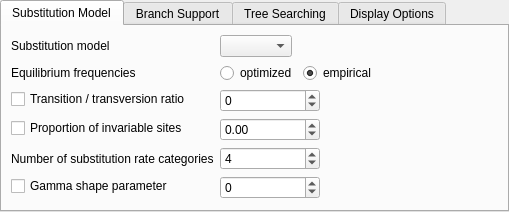
The window that src/plugins/external_tool_support/src/phyml/PhyMLDialog.ui (violethaze74/ugene) describes before a commit, drawn with Qt 5.
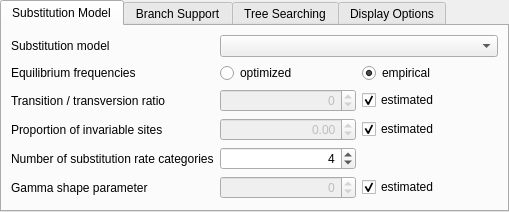
The same window after the commit. Custom widgets are drawn as their Qt base class.

Commit message: UGENE-5669. PhyML parameters -a and -v

The edit to the form file:
```diff
--- a/src/plugins/external_tool_support/src/phyml/PhyMLDialog.ui
+++ b/src/plugins/external_tool_support/src/phyml/PhyMLDialog.ui
@@ -62,25 +62,15 @@
       <attribute name="title">
        <string>Substitution Model</string>
       </attribute>
-      <layout class="QFormLayout" name="formLayout_4">
-       <property name="sizeConstraint">
-        <enum>QLayout::SetMinAndMaxSize</enum>
-       </property>
-       <property name="fieldGrowthPolicy">
-        <enum>QFormLayout::ExpandingFieldsGrow</enum>
-       </property>
-       <item row="1" column="0">
-        <layout class="QHBoxLayout" name="horizontalLayout_9">
-         <item>
-          <widget class="QLabel" name="subModel">
-           <property name="text">
-            <string>Substitution model</string>
-           </property>
-          </widget>
-         </item>
-        </layout>
+      <layout class="QGridLayout" name="gridLayout_2">
+       <item row="0" column="0">
+        <widget class="QLabel" name="subModel">
+         <property name="text">
+          <string>Substitution model</string>
+         </property>
+        </widget>
        </item>
-       <item row="1" column="1">
+       <item row="0" column="1" colspan="2">
         <widget class="QComboBox" name="subModelCombo">
          <property name="sizePolicy">
           <sizepolicy hsizetype="Preferred" vsizetype="Fixed">
@@ -90,104 +80,50 @@
          </property>
         </widget>
        </item>
+       <item row="1" column="0">
+        <widget class="QLabel" name="equilFreqLabel">
+         <property name="text">
+          <string>Equilibrium frequencies</string>
+         </property>
+        </widget>
+       </item>
+       <item row="1" column="1">
+        <widget class="QRadioButton" name="freqOptimRadio">
+         <property name="text">
+          <string>optimized</string>
+         </property>
+        </widget>
+       </item>
+       <item row="1" column="2">
+        <widget class="QRadioButton" name="freqEmpRadio">
+         <property name="text">
+          <string>empirical</string>
+         </property>
+         <property name="checked">
+          <bool>true</bool>
+         </property>
+        </widget>
+       </item>
        <item row="2" column="0">
-        <layout class="QHBoxLayout" name="horizontalLayout_11">
-         <item>
-          <widget class="QLabel" name="equilFreqLabel">
-           <property name="text">
-            <string>Equilibrium frequencies</string>
-           </property>
-          </widget>
-         </item>
-        </layout>
+        <widget class="QLabel" name="transLabel">
+         <property name="text">
+          <string>Transition / transversion ratio </string>
+         </property>
+        </widget>
        </item>
        <item row="2" column="1">
-        <layout class="QHBoxLayout" name="horizontalLayout_16">
-         <property name="leftMargin">
-          <number>0</number>
-         </property>
-         <item>
-          <widget class="QRadioButton" name="freqOptimRadio">
-           <property name="text">
-            <string>optimized</string>
-           </property>
-          </widget>
-         </item>
-         <item>
-          <widget class="QRadioButton" name="freqEmpRadio">
-           <property name="text">
-            <string>empirical</string>
-           </property>
-           <property name="checked">
-            <bool>true</bool>
-           </property>
-          </widget>
-         </item>
-        </layout>
-       </item>
-       <item row="4" column="0">
-        <layout class="QHBoxLayout" name="horizontalLayout_13">
-         <item>
-          <widget class="QCheckBox" name="sitesCheckBox">
-           <property name="sizePolicy">
-            <sizepolicy hsizetype="Fixed" vsizetype="Fixed">
-             <horstretch>0</horstretch>
-             <verstretch>0</verstretch>
-            </sizepolicy>
-           </property>
-           <property name="toolTip">
-            <string>Check to set user value. 
-Uncheck to get the maximum likelihood estimate.</string>
-           </property>
-           <property name="text">
-            <string>Proportion of invariable sites</string>
-           </property>
-          </widget>
-         </item>
-        </layout>
-       </item>
-       <item row="5" column="0">
-        <layout class="QHBoxLayout" name="horizontalLayout_14">
-         <item>
-          <widget class="QLabel" name="label_8">
-           <property name="text">
-            <string>Number of substitution rate categories</string>
-           </property>
-          </widget>
-         </item>
-        </layout>
-       </item>
-       <item row="6" column="0">
-        <layout class="QHBoxLayout" name="horizontalLayout_15">
-         <item>
-          <widget class="QCheckBox" name="gammaCheckBox">
-           <property name="sizePolicy">
-            <sizepolicy hsizetype="Fixed" vsizetype="Fixed">
-             <horstretch>0</horstretch>
-             <verstretch>0</verstretch>
-            </sizepolicy>
-           </property>
-           <property name="toolTip">
-            <string>Check to set user value. 
-Uncheck to get the maximum likelihood estimate.</string>
-           </property>
-           <property name="text">
-            <string>Gamma shape parameter</string>
-           </property>
-          </widget>
-         </item>
-        </layout>
-       </item>
-       <item row="3" column="1">
         <widget class="QSpinBox" name="tranSpinBox">
+         <property name="enabled">
+          <bool>false</bool>
+         </property>
          <property name="minimumSize">
           <size>
            <width>100</width>
            <height>0</height>
           </size>
          </property>
-         <property name="specialValueText">
-          <string>estimated </string>
+         <property name="alignment">
+          <set>Qt::AlignRight|Qt::AlignTrailing|Qt::AlignVCenter</set>
          </property>
          <property name="minimum">
           <number>-1</number>
@@ -200,16 +136,39 @@
          </property>
         </widget>
        </item>
-       <item row="4" column="1">
+       <item row="2" column="2">
+        <widget class="QCheckBox" name="transEstimatedCheckbox">
+         <property name="toolTip">
+          <string>Set a fixed value or get the maximum likelihood estimate.</string>
+         </property>
+         <property name="text">
+          <string>estimated</string>
+         </property>
+         <property name="checked">
+          <bool>true</bool>
+         </property>
+        </widget>
+       </item>
+       <item row="3" column="0">
+        <widget class="QLabel" name="sitesLabel">
+         <property name="text">
+          <string>Proportion of invariable sites</string>
+         </property>
+        </widget>
+       </item>
+       <item row="3" column="1">
         <widget class="QDoubleSpinBox" name="sitesSpinBox">
+         <property name="enabled">
+          <bool>false</bool>
+         </property>
          <property name="minimumSize">
           <size>
            <width>100</width>
            <height>0</height>
           </size>
          </property>
-         <property name="specialValueText">
-          <string>estimated </string>
+         <property name="alignment">
+          <set>Qt::AlignRight|Qt::AlignTrailing|Qt::AlignVCenter</set>
          </property>
          <property name="minimum">
           <double>-0.010000000000000</double>
@@ -225,7 +184,27 @@
          </property>
         </widget>
        </item>
-       <item row="5" column="1">
+       <item row="3" column="2">
+        <widget class="QCheckBox" name="sitesEstimatedCheckbox">
+         <property name="toolTip">
+          <string>Set a fixed value or get the maximum likelihood estimate.</string>
+         </property>
+         <property name="text">
+          <string>estimated</string>
+         </property>
+         <property name="checked">
+          <bool>true</bool>
+         </property>
+        </widget>
+       </item>
+       <item row="4" column="0">
+        <widget class="QLabel" name="substitutionLabel">
+         <property name="text">
+          <string>Number of substitution rate categories</string>
+         </property>
+        </widget>
+       </item>
+       <item row="4" column="1">
         <widget class="QSpinBox" name="substitutionSpinBox">
          <property name="sizePolicy">
           <sizepolicy hsizetype="Minimum" vsizetype="Fixed">
@@ -239,6 +218,9 @@
            <height>0</height>
           </size>
          </property>
+         <property name="alignment">
+          <set>Qt::AlignRight|Qt::AlignTrailing|Qt::AlignVCenter</set>
+         </property>
          <property name="specialValueText">
           <string>estimated </string>
          </property>
@@ -253,16 +235,26 @@
          </property>
         </widget>
        </item>
-       <item row="6" column="1">
+       <item row="5" column="0">
+        <widget class="QLabel" name="gammaLabel">
+         <property name="text">
+          <string>Gamma shape parameter</string>
+         </property>
+        </widget>
+       </item>
+       <item row="5" column="1">
         <widget class="QSpinBox" name="gammaSpinBox">
+         <property name="enabled">
+          <bool>false</bool>
+         </property>
          <property name="minimumSize">
           <size>
            <width>100</width>
            <height>0</height>
           </size>
          </property>
-         <property name="specialValueText">
-          <string>estimated </string>
+         <property name="alignment">
+          <set>Qt::AlignRight|Qt::AlignTrailing|Qt::AlignVCenter</set>
          </property>
          <property name="minimum">
           <number>-1</number>
@@ -275,26 +267,18 @@
          </property>
         </widget>
        </item>
-       <item row="3" column="0">
-        <layout class="QHBoxLayout" name="horizontalLayout_12">
-         <item>
-          <widget class="QCheckBox" name="tranCheckBox">
-           <property name="sizePolicy">
-            <sizepolicy hsizetype="Fixed" vsizetype="Fixed">
-             <horstretch>0</horstretch>
-             <verstretch>0</verstretch>
-            </sizepolicy>
-           </property>
-           <property name="toolTip">
-            <string>Check to set user value. 
-Uncheck to get the maximum likelihood estimate.</string>
-           </property>
-           <property name="text">
-            <string>Transition / transversion ratio </string>
-           </property>
-          </widget>
-         </item>
-        </layout>
+       <item row="5" column="2">
+        <widget class="QCheckBox" name="gammaEstimatedCheckbox">
+         <property name="toolTip">
+          <string>Set a fixed value or get the maximum likelihood estimate.</string>
+         </property>
+         <property name="text">
+          <string>estimated</string>
+         </property>
+         <property name="checked">
+          <bool>true</bool>
+         </property>
+        </widget>
        </item>
       </layout>
      </widget>
```
Left out of the diff: 38 changed lines with no effect on the pictures. The commit also changes 3 other files.
